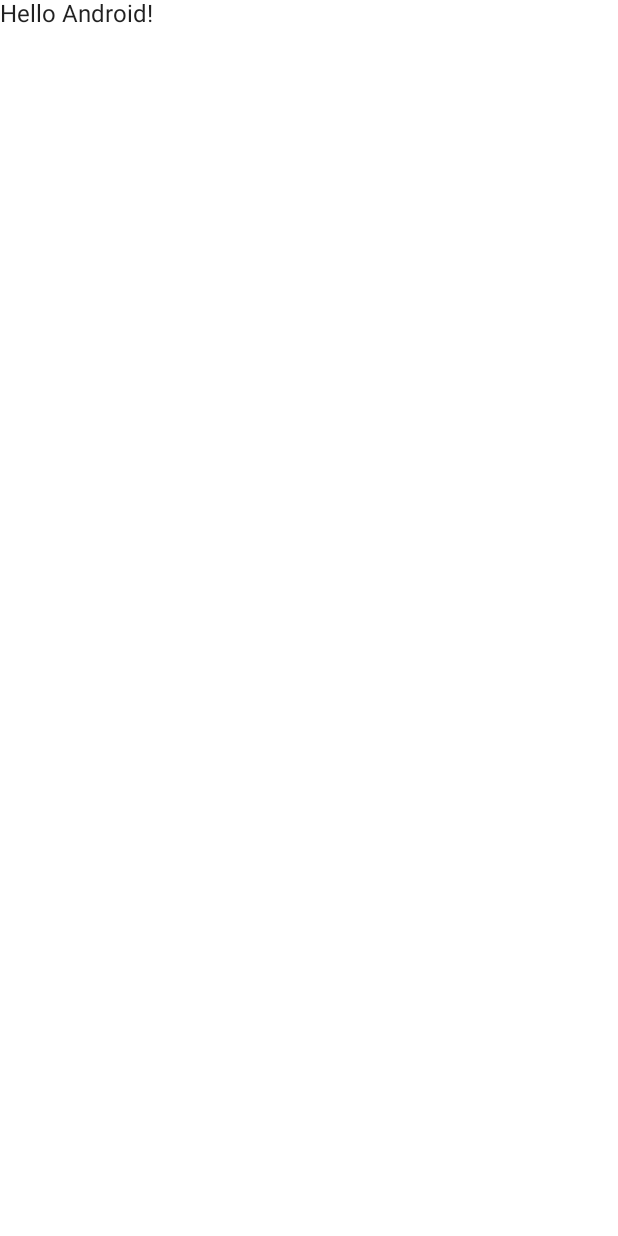
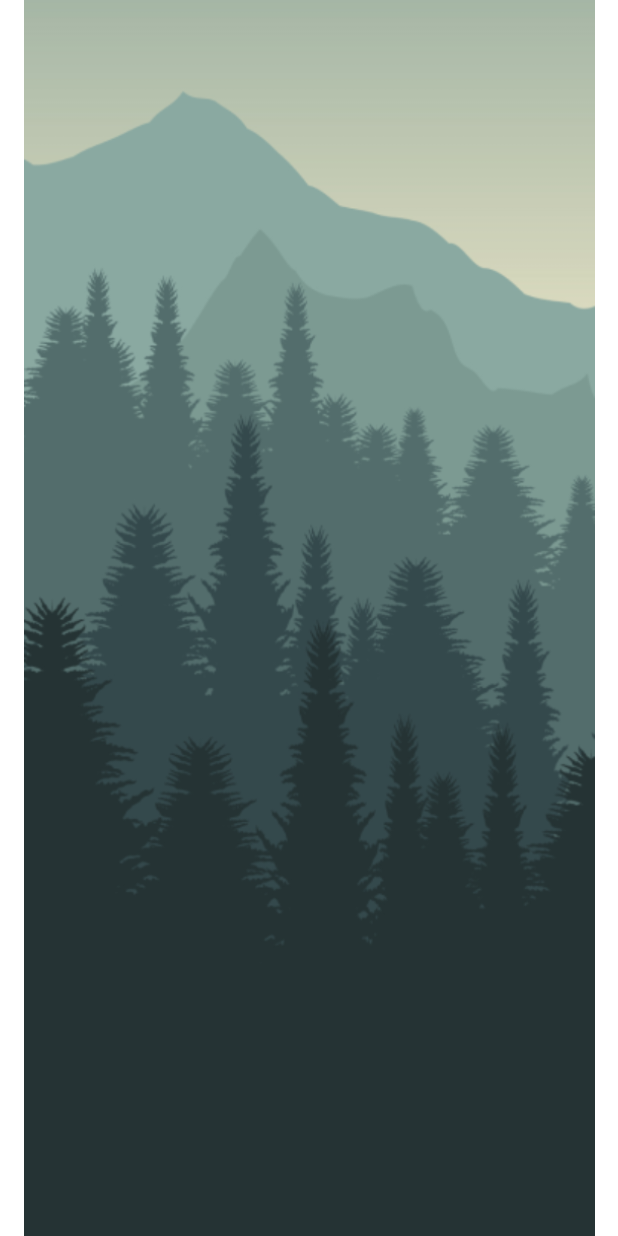
Before and after one commit to moemaair/Mantrana, an Android app built with Jetpack Compose: the SplashScreen screen opened directly, with no data from a screen before it, on a phone screen of 412 x 824 dp. Before the commit the screen is almost empty. Run offline under Robolectric (Android 15) with nearby library versions, the phone set to English and light mode, and no system bars.

Commit message:
add Splash screen background image

```diff
--- a/app/src/main/java/com/android/mantrana/SplashScreen.kt
+++ b/app/src/main/java/com/android/mantrana/SplashScreen.kt
@@ -3,12 +3,16 @@
 import android.os.Bundle
 import androidx.activity.ComponentActivity
 import androidx.activity.compose.setContent
+import androidx.compose.foundation.Image
 import androidx.compose.foundation.layout.fillMaxSize
 import androidx.compose.material.MaterialTheme
 import androidx.compose.material.Surface
 import androidx.compose.material.Text
 import androidx.compose.runtime.Composable
 import androidx.compose.ui.Modifier
+import androidx.compose.ui.graphics.painter.Painter
+import androidx.compose.ui.layout.ContentScale
+import androidx.compose.ui.res.painterResource
 import androidx.compose.ui.tooling.preview.Preview
 import com.android.mantrana.ui.theme.MantranaTheme
 
@@ -17,12 +21,15 @@
         super.onCreate(savedInstanceState)
         setContent {
             MantranaTheme {
+                val painter =
                 // A surface container using the 'background' color from the theme
                 Surface(
                     modifier = Modifier.fillMaxSize(),
-                    color = MaterialTheme.colors.background
+
                 ) {
-                    Greeting2("Android")
+                    SplashScreenPreview(
+
+                    )
                 }
             }
         }
@@ -30,14 +37,19 @@
 }
 
 @Composable
-fun Greeting2(name: String) {
-    Text(text = "Hello $name!")
+fun SplashScreenPreview(
+    modifier: Modifier = Modifier.fillMaxSize(),
+) {
+    Image(painter = painterResource(id = R.drawable.background),
+        contentDescription = "splashscreen Image",
+    contentScale = ContentScale.Fit)
+
 }
 
 @Preview(showBackground = true)
 @Composable
 fun DefaultPreview2() {
     MantranaTheme {
-        Greeting2("Android")
+        SplashScreenPreview()
     }
 }
```
